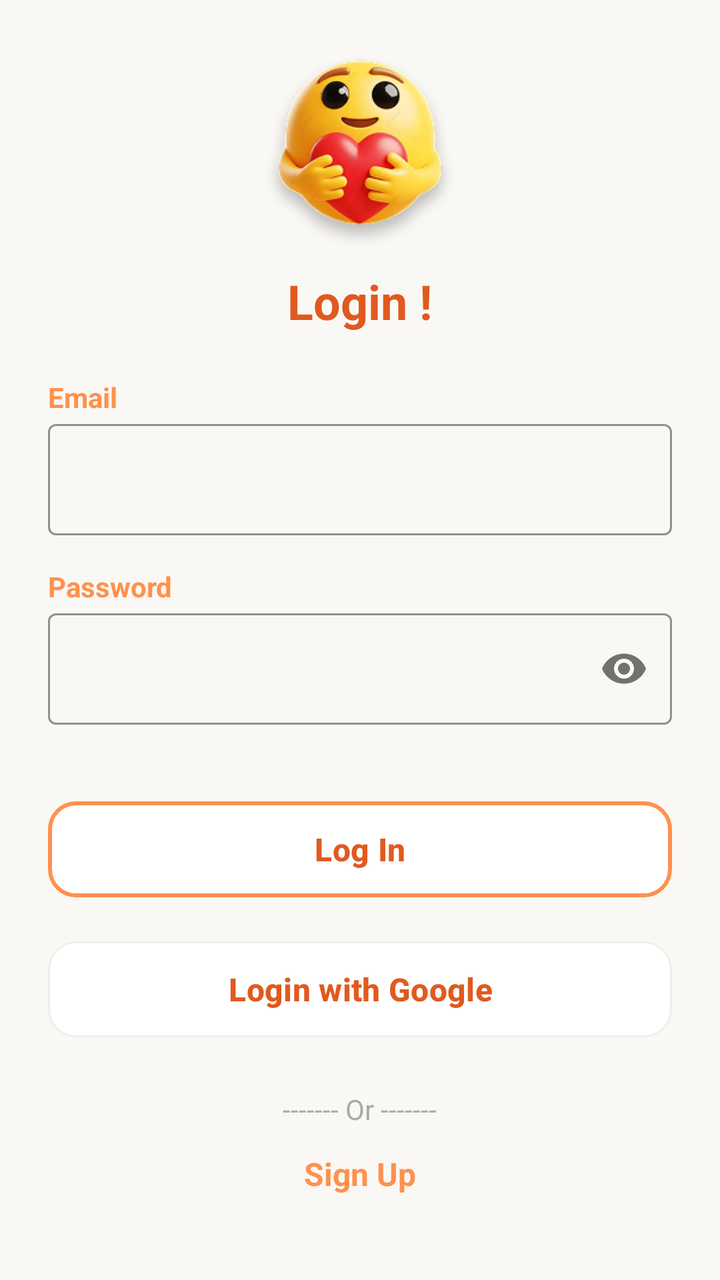
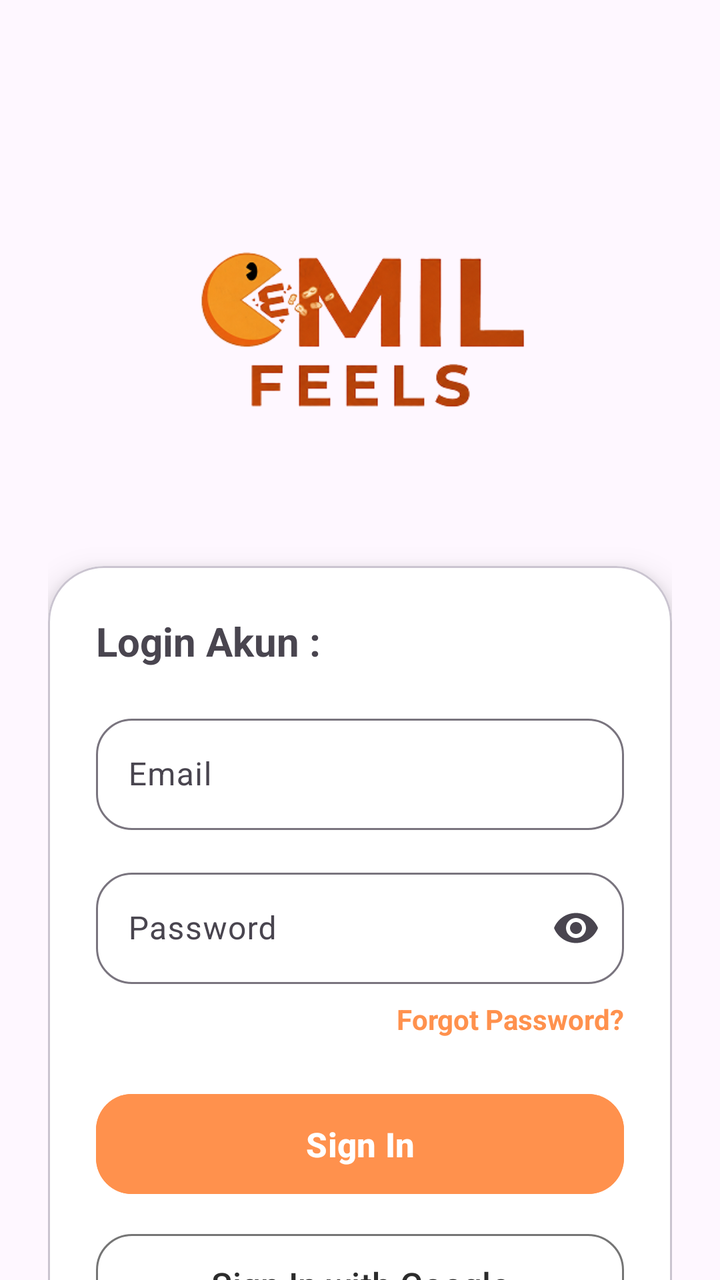

The first picture is an Android layout as it rendered before a commit; the second is the same layout after the commit. The layout source and the unified diff follow.
<!-- AndroidManifest.xml: application theme Theme.Cemil_feels -->
<!-- res/layout/activity_login.xml -->
<?xml version="1.0" encoding="utf-8"?>
<androidx.constraintlayout.widget.ConstraintLayout xmlns:android="http://schemas.android.com/apk/res/android"
    xmlns:app="http://schemas.android.com/apk/res-auto"
    android:layout_width="match_parent"
    android:layout_height="match_parent"
    android:background="@color/colorBackground"
    android:padding="24dp">

    
    <LinearLayout
        android:id="@+id/layout_login_branding"
        android:layout_width="match_parent"
        android:layout_height="wrap_content"
        android:orientation="vertical"
        android:gravity="center"
        app:layout_constraintTop_toTopOf="parent"
        app:layout_constraintBottom_toTopOf="@id/layout_inputs"
        app:layout_constraintVertical_chainStyle="spread">

        <ImageView
            android:layout_width="100dp"
            android:layout_height="100dp"
            android:src="@drawable/emot_home" />

        <TextView
            android:layout_width="wrap_content"
            android:layout_height="wrap_content"
            android:text="Login !"
            android:textColor="@color/colorPrimaryDark"
            android:textSize="24sp"
            android:textStyle="bold"
            android:layout_marginTop="8dp" />
    </LinearLayout>

    
    <LinearLayout
        android:id="@+id/layout_inputs"
        android:layout_width="match_parent"
        android:layout_height="wrap_content"
        android:orientation="vertical"
        android:layout_marginTop="20dp"
        app:layout_constraintTop_toBottomOf="@id/layout_login_branding"
        app:layout_constraintBottom_toTopOf="@id/btn_login">

        
        <TextView
            android:layout_width="wrap_content"
            android:layout_height="wrap_content"
            android:text="Email"
            android:textColor="@color/colorPrimary"
            android:textSize="14sp"
            android:textStyle="bold"
            android:layout_marginBottom="4dp" />

        <com.google.android.material.textfield.TextInputLayout
            android:layout_width="match_parent"
            android:layout_height="wrap_content"
            android:layout_marginBottom="16dp"
            app:boxStrokeColor="@color/colorPrimary"
            app:hintEnabled="false"
            style="@style/Widget.Material3.TextInputLayout.OutlinedBox">

            <com.google.android.material.textfield.TextInputEditText
                android:id="@+id/et_login_email"
                android:layout_width="match_parent"
                android:layout_height="wrap_content"
                android:inputType="textEmailAddress"
                android:singleLine="true"
                android:textColor="@color/colorTextDark" />
        </com.google.android.material.textfield.TextInputLayout>

        
        <TextView
            android:layout_width="wrap_content"
            android:layout_height="wrap_content"
            android:text="Password"
            android:textColor="@color/colorPrimary"
            android:textSize="14sp"
            android:textStyle="bold"
            android:layout_marginBottom="4dp" />

        <com.google.android.material.textfield.TextInputLayout
            android:layout_width="match_parent"
            android:layout_height="wrap_content"
            android:layout_marginBottom="16dp"
            app:boxStrokeColor="@color/colorPrimary"
            app:hintEnabled="false"
            app:passwordToggleEnabled="true"
            style="@style/Widget.Material3.TextInputLayout.OutlinedBox">

            <com.google.android.material.textfield.TextInputEditText
                android:id="@+id/et_login_password"
                android:layout_width="match_parent"
                android:layout_height="wrap_content"
                android:inputType="textPassword"
                android:singleLine="true"
                android:textColor="@color/colorTextDark" />
        </com.google.android.material.textfield.TextInputLayout>
    </LinearLayout>

    
    <com.google.android.material.button.MaterialButton
        android:id="@+id/btn_login"
        android:layout_width="match_parent"
        android:layout_height="56dp"
        android:backgroundTint="@color/white"
        android:text="Log In"
        android:textColor="@color/colorPrimaryDark"
        android:textSize="16sp"
        android:textStyle="bold"
        app:cornerRadius="14dp"
        app:strokeColor="@color/colorPrimary"
        app:strokeWidth="2dp"
        app:layout_constraintTop_toBottomOf="@id/layout_inputs"
        app:layout_constraintBottom_toTopOf="@id/btn_login_google"
        android:layout_marginTop="16dp" />

    
    <com.google.android.material.button.MaterialButton
        android:id="@+id/btn_login_google"
        android:layout_width="match_parent"
        android:layout_height="56dp"
        android:backgroundTint="@color/white"
        android:text="Login with Google"
        android:textColor="@color/colorPrimaryDark"
        android:textSize="16sp"
        android:textStyle="bold"
        app:cornerRadius="14dp"
        app:strokeColor="@color/colorGrayLight"
        app:strokeWidth="1dp"
        app:layout_constraintTop_toBottomOf="@id/btn_login"
        app:layout_constraintBottom_toTopOf="@id/tv_or_signup"
        android:layout_marginTop="12dp" />

    
    <LinearLayout
        android:id="@+id/tv_or_signup"
        android:layout_width="match_parent"
        android:layout_height="wrap_content"
        android:orientation="vertical"
        android:gravity="center"
        app:layout_constraintBottom_toBottomOf="parent"
        app:layout_constraintTop_toBottomOf="@id/btn_login_google"
        android:layout_marginTop="20dp"
        android:layout_marginBottom="16dp">

        <TextView
            android:layout_width="wrap_content"
            android:layout_height="wrap_content"
            android:text="------- Or -------"
            android:textColor="@android:color/darker_gray"
            android:textSize="14sp"
            android:layout_marginBottom="12dp" />

        <TextView
            android:id="@+id/tv_btn_signup"
            android:layout_width="wrap_content"
            android:layout_height="wrap_content"
            android:text="Sign Up"
            android:textColor="@color/colorPrimary"
            android:textSize="16sp"
            android:textStyle="bold"
            android:clickable="true"
            android:focusable="true" />
    </LinearLayout>

</androidx.constraintlayout.widget.ConstraintLayout>
<!-- resources referenced by this layout -->
<resources>
  <color name="colorBackground">#FAF8F5</color>
  <color name="colorGrayLight">#F0EFEA</color>
  <color name="colorPrimary">#FF914D</color>
  <color name="colorPrimaryDark">#E05A1F</color>
  <color name="colorTextDark">#2C2C2C</color>
  <color name="white">#FFFFFFFF</color>
  <!-- drawable emot_home: png bitmap (drawable, 41996 bytes) -->
  <style name="Theme.Cemil_feels" parent="Base.Theme.Cemil_feels" />
  <style name="Base.Theme.Cemil_feels" parent="Theme.Material3.DayNight.NoActionBar">
          
          
      </style>
</resources>

<!-- the commit's change to res/layout/activity_login.xml (unified diff, before → after) -->
@@ -1,167 +1,167 @@
 <?xml version="1.0" encoding="utf-8"?>
-<androidx.constraintlayout.widget.ConstraintLayout xmlns:android="http://schemas.android.com/apk/res/android"
+<androidx.core.widget.NestedScrollView xmlns:android="http://schemas.android.com/apk/res/android"
     xmlns:app="http://schemas.android.com/apk/res-auto"
     android:layout_width="match_parent"
     android:layout_height="match_parent"
-    android:background="@color/colorBackground"
-    android:padding="24dp">
+    android:background="@drawable/bg_welcome"
+    android:fillViewport="true">
 
-    
     <LinearLayout
-        android:id="@+id/layout_login_branding"
         android:layout_width="match_parent"
         android:layout_height="wrap_content"
         android:orientation="vertical"
-        android:gravity="center"
-        app:layout_constraintTop_toTopOf="parent"
-        app:layout_constraintBottom_toTopOf="@id/layout_inputs"
-        app:layout_constraintVertical_chainStyle="spread">
+        android:gravity="center_horizontal"
+        android:padding="24dp">
+
+        
 
         <ImageView
-            android:layout_width="100dp"
-            android:layout_height="100dp"
-            android:src="@drawable/emot_home" />
+            android:layout_width="228dp"
+            android:layout_height="227dp"
+            android:layout_marginTop="20dp"
+            android:src="@drawable/logo_cemil_feels" />
 
-        <TextView
-            android:layout_width="wrap_content"
+        
+
+        
+
+        
+
+        <com.google.android.material.card.MaterialCardView
+            android:layout_width="match_parent"
             android:layout_height="wrap_content"
-            android:text="Login !"
-            android:textColor="@color/colorPrimaryDark"
-            android:textSize="24sp"
-            android:textStyle="bold"
-            android:layout_marginTop="8dp" />
+            android:layout_marginTop="12dp"
+            android:layout_marginBottom="20dp"
+            app:cardCornerRadius="28dp"
+            app:cardElevation="10dp"
+            app:cardBackgroundColor="@android:color/white">
+
+            <LinearLayout
+                android:layout_width="match_parent"
+                android:layout_height="wrap_content"
+                android:orientation="vertical"
+                android:padding="24dp">
+
+                <TextView
+                    android:layout_width="wrap_content"
+                    android:layout_height="wrap_content"
+                    android:layout_marginBottom="20dp"
+                    android:text="Login Akun : "
+                    android:textSize="20sp"
+                    android:textStyle="bold" />
+
+                
+
+                <com.google.android.material.textfield.TextInputLayout
+                    style="@style/Widget.Material3.TextInputLayout.OutlinedBox"
+                    android:layout_width="match_parent"
+                    android:layout_height="wrap_content"
+                    android:hint="Email"
+                    app:boxCornerRadiusBottomEnd="18dp"
+                    app:boxCornerRadiusBottomStart="18dp"
+                    app:boxCornerRadiusTopEnd="18dp"
+                    app:boxCornerRadiusTopStart="18dp">
+
+                    <com.google.android.material.textfield.TextInputEditText
+                        android:id="@+id/et_login_email"
+                        android:layout_width="match_parent"
+                        android:layout_height="wrap_content"
+                        android:inputType="textEmailAddress" />
+
+                </com.google.android.material.textfield.TextInputLayout>
+
+                
+
+                <com.google.android.material.textfield.TextInputLayout
+                    style="@style/Widget.Material3.TextInputLayout.OutlinedBox"
+                    android:layout_width="match_parent"
+                    android:layout_height="wrap_content"
+                    android:layout_marginTop="16dp"
+                    android:hint="Password"
+                    app:boxCornerRadiusBottomEnd="18dp"
+                    app:boxCornerRadiusBottomStart="18dp"
+                    app:boxCornerRadiusTopEnd="18dp"
+                    app:boxCornerRadiusTopStart="18dp"
+                    app:endIconMode="password_toggle">
+
+                    <com.google.android.material.textfield.TextInputEditText
+                        android:id="@+id/et_login_password"
+                        android:layout_width="match_parent"
+                        android:layout_height="wrap_content"
+                        android:inputType="textPassword" />
+
+                </com.google.android.material.textfield.TextInputLayout>
+
+                <TextView
+                    android:id="@+id/txtForgot"
+                    android:layout_width="wrap_content"
+                    android:layout_height="wrap_content"
+                    android:layout_gravity="end"
+                    android:layout_marginTop="8dp"
+                    android:text="Forgot Password?"
+                    android:textColor="@color/colorPrimary"
+                    android:textSize="14sp"
+                    android:textStyle="bold" />
+
+                
+
+                <com.google.android.material.button.MaterialButton
+                    android:id="@+id/btnLogin"
+                    android:layout_width="match_parent"
+                    android:layout_height="58dp"
+                    android:layout_marginTop="24dp"
+                    android:backgroundTint="@color/colorPrimary"
+                    android:text="Sign In"
+                    android:textAllCaps="false"
+                    android:textColor="@android:color/white"
+                    android:textSize="17sp"
+                    android:textStyle="bold"
+                    app:cornerRadius="18dp" />
+
+                
+
+                <com.google.android.material.button.MaterialButton
+                    android:id="@+id/btnLoginGoogle"
+                    style="@style/Widget.Material3.Button.OutlinedButton"
+                    android:layout_width="match_parent"
+                    android:layout_height="58dp"
+                    android:layout_marginTop="12dp"
+                    android:text="Sign In with Google"
+                    android:textAllCaps="false"
+                    android:textColor="@color/textPrimary"
+                    android:textSize="17sp"
+                    app:cornerRadius="18dp"
+                    app:strokeColor="@color/textSecondary" />
+
+                <LinearLayout
+                    android:layout_width="wrap_content"
+                    android:layout_height="wrap_content"
+                    android:layout_gravity="center"
+                    android:layout_marginTop="20dp"
+                    android:orientation="horizontal">
+
+                    <TextView
+                        android:layout_width="wrap_content"
+                        android:layout_height="wrap_content"
+                        android:text="Don't have an account? "
+                        android:textSize="14sp"
+                        android:textStyle="bold" />
+
+                    <TextView
+                        android:id="@+id/tvBtnSignup"
+                        android:layout_width="wrap_content"
+                        android:layout_height="wrap_content"
+                        android:text="Sign Up"
+                        android:textColor="@color/colorPrimary"
+                        android:textSize="14sp"
+                        android:textStyle="bold" />
+
+                </LinearLayout>
+
+            </LinearLayout>
+
+        </com.google.android.material.card.MaterialCardView>
+
     </LinearLayout>
 
-    
-    <LinearLayout
-        android:id="@+id/layout_inputs"
-        android:layout_width="match_parent"
-        android:layout_height="wrap_content"
-        android:orientation="vertical"
-        android:layout_marginTop="20dp"
-        app:layout_constraintTop_toBottomOf="@id/layout_login_branding"
-        app:layout_constraintBottom_toTopOf="@id/btn_login">
-
-        
-        <TextView
-            android:layout_width="wrap_content"
-            android:layout_height="wrap_content"
-            android:text="Email"
-            android:textColor="@color/colorPrimary"
-            android:textSize="14sp"
-            android:textStyle="bold"
-            android:layout_marginBottom="4dp" />
-
-        <com.google.android.material.textfield.TextInputLayout
-            android:layout_width="match_parent"
-            android:layout_height="wrap_content"
-            android:layout_marginBottom="16dp"
-            app:boxStrokeColor="@color/colorPrimary"
-            app:hintEnabled="false"
-            style="@style/Widget.Material3.TextInputLayout.OutlinedBox">
-
-            <com.google.android.material.textfield.TextInputEditText
-                android:id="@+id/et_login_email"
-                android:layout_width="match_parent"
-                android:layout_height="wrap_content"
-                android:inputType="textEmailAddress"
-                android:singleLine="true"
-                android:textColor="@color/colorTextDark" />
-        </com.google.android.material.textfield.TextInputLayout>
-
-        
-        <TextView
-            android:layout_width="wrap_content"
-            android:layout_height="wrap_content"
-            android:text="Password"
-            android:textColor="@color/colorPrimary"
-            android:textSize="14sp"
-            android:textStyle="bold"
-            android:layout_marginBottom="4dp" />
-
-        <com.google.android.material.textfield.TextInputLayout
-            android:layout_width="match_parent"
-            android:layout_height="wrap_content"
-            android:layout_marginBottom="16dp"
-            app:boxStrokeColor="@color/colorPrimary"
-            app:hintEnabled="false"
-            app:passwordToggleEnabled="true"
-            style="@style/Widget.Material3.TextInputLayout.OutlinedBox">
-
-            <com.google.android.material.textfield.TextInputEditText
-                android:id="@+id/et_login_password"
-                android:layout_width="match_parent"
-                android:layout_height="wrap_content"
-                android:inputType="textPassword"
-                android:singleLine="true"
-                android:textColor="@color/colorTextDark" />
-        </com.google.android.material.textfield.TextInputLayout>
-    </LinearLayout>
-
-    
-    <com.google.android.material.button.MaterialButton
-        android:id="@+id/btn_login"
-        android:layout_width="match_parent"
-        android:layout_height="56dp"
-        android:backgroundTint="@color/white"
-        android:text="Log In"
-        android:textColor="@color/colorPrimaryDark"
-        android:textSize="16sp"
-        android:textStyle="bold"
-        app:cornerRadius="14dp"
-        app:strokeColor="@color/colorPrimary"
-        app:strokeWidth="2dp"
-        app:layout_constraintTop_toBottomOf="@id/layout_inputs"
-        app:layout_constraintBottom_toTopOf="@id/btn_login_google"
-        android:layout_marginTop="16dp" />
-
-    
-    <com.google.android.material.button.MaterialButton
-        android:id="@+id/btn_login_google"
-        android:layout_width="match_parent"
-        android:layout_height="56dp"
-        android:backgroundTint="@color/white"
-        android:text="Login with Google"
-        android:textColor="@color/colorPrimaryDark"
-        android:textSize="16sp"
-        android:textStyle="bold"
-        app:cornerRadius="14dp"
-        app:strokeColor="@color/colorGrayLight"
-        app:strokeWidth="1dp"
-        app:layout_constraintTop_toBottomOf="@id/btn_login"
-        app:layout_constraintBottom_toTopOf="@id/tv_or_signup"
-        android:layout_marginTop="12dp" />
-
-    
-    <LinearLayout
-        android:id="@+id/tv_or_signup"
-        android:layout_width="match_parent"
-        android:layout_height="wrap_content"
-        android:orientation="vertical"
-        android:gravity="center"
-        app:layout_constraintBottom_toBottomOf="parent"
-        app:layout_constraintTop_toBottomOf="@id/btn_login_google"
-        android:layout_marginTop="20dp"
-        android:layout_marginBottom="16dp">
-
-        <TextView
-            android:layout_width="wrap_content"
-            android:layout_height="wrap_content"
-            android:text="------- Or -------"
-            android:textColor="@android:color/darker_gray"
-            android:textSize="14sp"
-            android:layout_marginBottom="12dp" />
-
-        <TextView
-            android:id="@+id/tv_btn_signup"
-            android:layout_width="wrap_content"
-            android:layout_height="wrap_content"
-            android:text="Sign Up"
-            android:textColor="@color/colorPrimary"
-            android:textSize="16sp"
-            android:textStyle="bold"
-            android:clickable="true"
-            android:focusable="true" />
-    </LinearLayout>
-
-</androidx.constraintlayout.widget.ConstraintLayout>
+</androidx.core.widget.NestedScrollView>
<!-- resource entries referenced after the edit -->
@@ -1,12 +1,9 @@
 <!-- resources referenced by this layout -->
 <resources>
-  <color name="colorBackground">#FAF8F5</color>
-  <color name="colorGrayLight">#F0EFEA</color>
   <color name="colorPrimary">#FF914D</color>
-  <color name="colorPrimaryDark">#E05A1F</color>
-  <color name="colorTextDark">#2C2C2C</color>
-  <color name="white">#FFFFFFFF</color>
-  <!-- drawable emot_home: png bitmap (drawable, 41996 bytes) -->
+  <color name="textPrimary">#2C2C2C</color>
+  <color name="textSecondary">#757575</color>
+  <!-- drawable logo_cemil_feels: png bitmap (drawable, 40703 bytes) -->
   <style name="Theme.Cemil_feels" parent="Base.Theme.Cemil_feels" />
   <style name="Base.Theme.Cemil_feels" parent="Theme.Material3.DayNight.NoActionBar">
           
